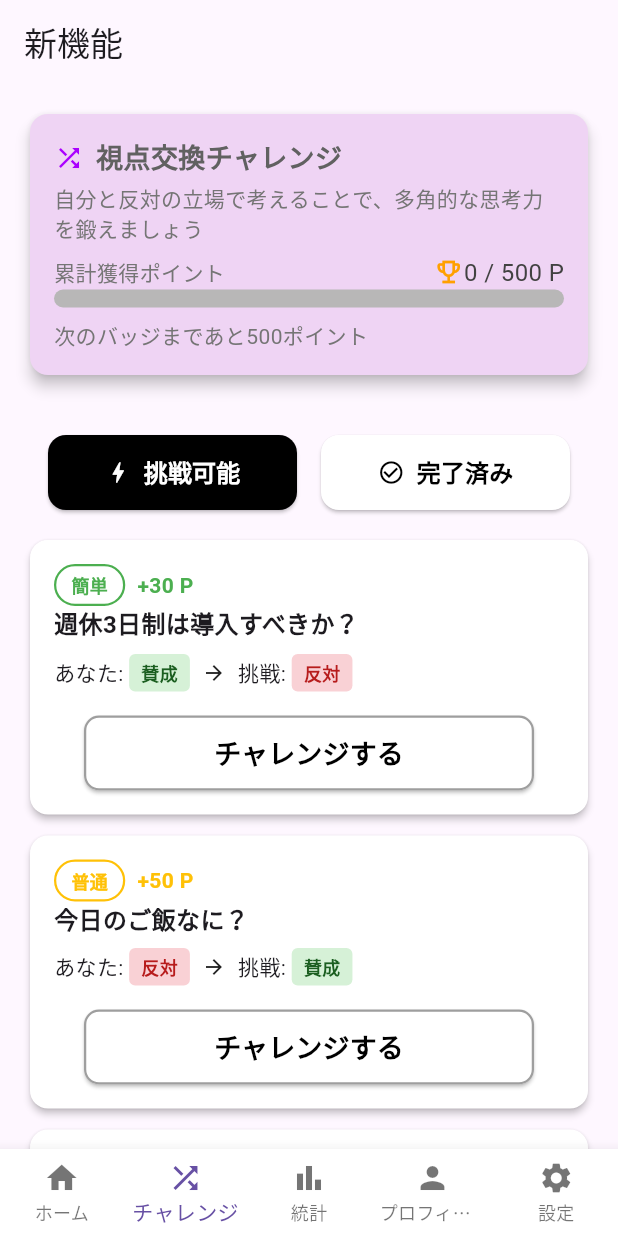
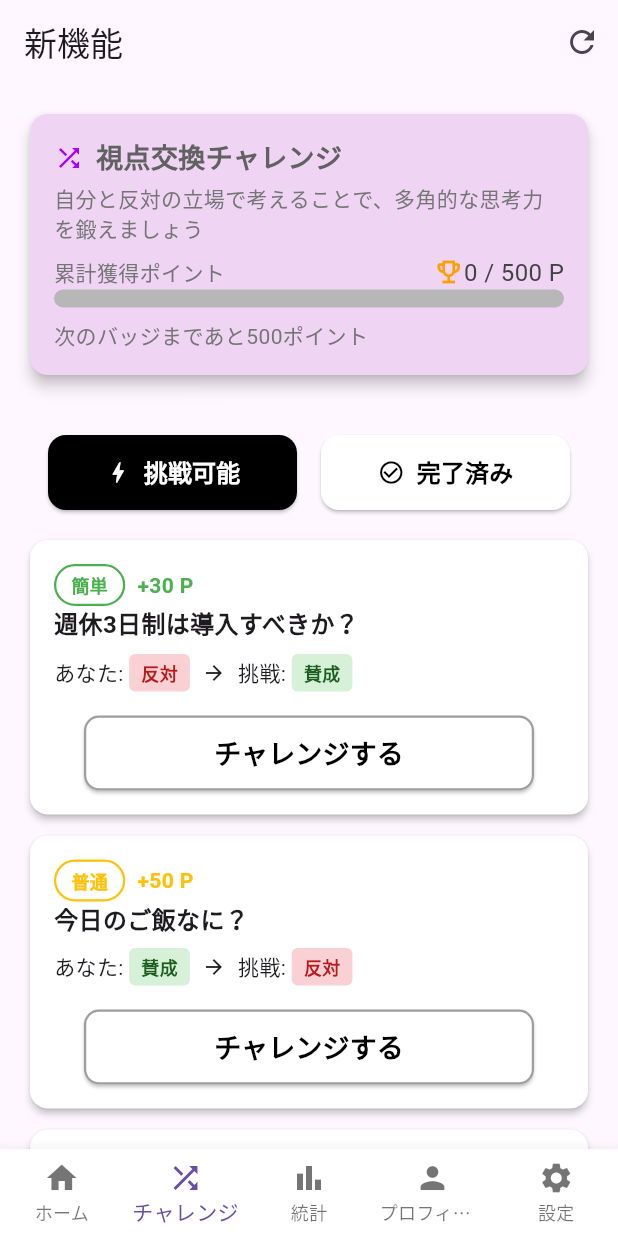
Before and after one commit to oto1720/2025_tyarekyara, a Flutter app: the ChallengePage screen opened by its route, on a phone screen of 412 x 824 dp. Run offline on Flutter 3.47's test engine with Material 3 defaults, Android fonts, the phone set to English and light mode, and no system bars; our stand-ins replace cloud_firestore, device_preview, firebase_auth, firebase_core, firebase_storage, fl_chart and 9 more; accounts and stored records are empty.

Commit message:
[add]チャレンジカードの立場表示 #58

```diff
--- a/lib/feature/challenge/presentaion/pages/challenge.dart
+++ b/lib/feature/challenge/presentaion/pages/challenge.dart
@@ -61,7 +61,28 @@ class _ChallengePageState extends ConsumerState<ChallengePage> {
 
 
     return Scaffold(
-      appBar: AppBar(title: const Text('新機能')),
+      appBar: AppBar(
+        title: const Text('新機能'),
+        actions: [
+          // デバッグ用リフレッシュボタン
+          IconButton(
+            icon: const Icon(Icons.refresh),
+            tooltip: 'データを再読み込み',
+            onPressed: () async {
+              print('🔄 [UI] リフレッシュボタンが押されました');
+              await ref.read(challengeProvider.notifier).refresh();
+              if (mounted) {
+                ScaffoldMessenger.of(context).showSnackBar(
+                  const SnackBar(
+                    content: Text('データを再読み込みしました'),
+                    duration: Duration(seconds: 1),
+                  ),
+                );
+              }
+            },
+          ),
+        ],
+      ),
       body: SingleChildScrollView(
         child: Padding(
           padding: const EdgeInsets.all(16.0), // 画面全体に余白
--- a/lib/feature/challenge/presentaion/widgets/CompletedChallenge_card.dart
+++ b/lib/feature/challenge/presentaion/widgets/CompletedChallenge_card.dart
@@ -1,7 +1,4 @@
 import 'package:flutter/material.dart';
-import 'package:tyarekyara/widgets/custom_button.dart';
-import './difficultry_budge.dart';
-import 'package:tyarekyara/feature/challenge/presentaion/widgets/difficultry_budge.dart';
 import 'package:tyarekyara/feature/challenge/models/challenge_model.dart';
 
 Widget buildStanceTag(String text, Color backgroundColor, Color textColor) {
@@ -38,7 +35,7 @@ class CompletedCard extends StatelessWidget {
   @override
   Widget build(BuildContext context) {
     return Card(
-      color: const Color.fromARGB(255, 241, 250, 242)!,
+      color: const Color.fromARGB(255, 241, 250, 242),
       elevation: 2.0,
       shape: RoundedRectangleBorder(borderRadius: BorderRadius.circular(12.0)),
       child: Padding(
--- a/lib/feature/challenge/presentaion/widgets/challenge_card.dart
+++ b/lib/feature/challenge/presentaion/widgets/challenge_card.dart
@@ -62,13 +62,13 @@ class ChallengeCard extends StatelessWidget {
               children: [
                 const Text('あなた: ', style: TextStyle(fontSize: 14)),
 
-                // stance が pro (賛成) なら緑の「賛成」タグ、con (反対) なら赤の「反対」タグ
+                // originalStance が存在する場合はそれを使用、なければstanceの逆を表示（ダミーデータ対応）
                 buildStanceTag(
-                  challenge.stance == Stance.pro ? '賛成' : '反対',
-                  challenge.stance == Stance.pro
+                  (challenge.originalStance ?? challenge.stance) == Stance.pro ? '賛成' : '反対',
+                  (challenge.originalStance ?? challenge.stance) == Stance.pro
                       ? const Color.fromARGB(255, 214, 241, 215)
                       : const Color.fromARGB(255, 249, 209, 213),
-                  challenge.stance == Stance.pro
+                  (challenge.originalStance ?? challenge.stance) == Stance.pro
                       ? Colors.green[900]!
                       : Colors.red[900]!,
                 ),
@@ -81,15 +81,15 @@ class ChallengeCard extends StatelessWidget {
 
                 const Text('挑戦: ', style: TextStyle(fontSize: 14)),
 
-                // stance が pro (賛成) なら赤の「反対」タグ、con (反対) なら緑の「賛成」タグ
+                // stance（チャレンジで取るべき立場）を表示
                 buildStanceTag(
-                  challenge.stance == Stance.pro ? '反対' : '賛成',
+                  challenge.stance == Stance.pro ? '賛成' : '反対',
                   challenge.stance == Stance.pro
-                      ? const Color.fromARGB(255, 249, 209, 213)
-                      : const Color.fromARGB(255, 214, 241, 215),
+                      ? const Color.fromARGB(255, 214, 241, 215)
+                      : const Color.fromARGB(255, 249, 209, 213),
                   challenge.stance == Stance.pro
-                      ? Colors.red[900]!
-                      : Colors.green[900]!,
+                      ? Colors.green[900]!
+                      : Colors.red[900]!,
                 ),
               ],
             ),
```
